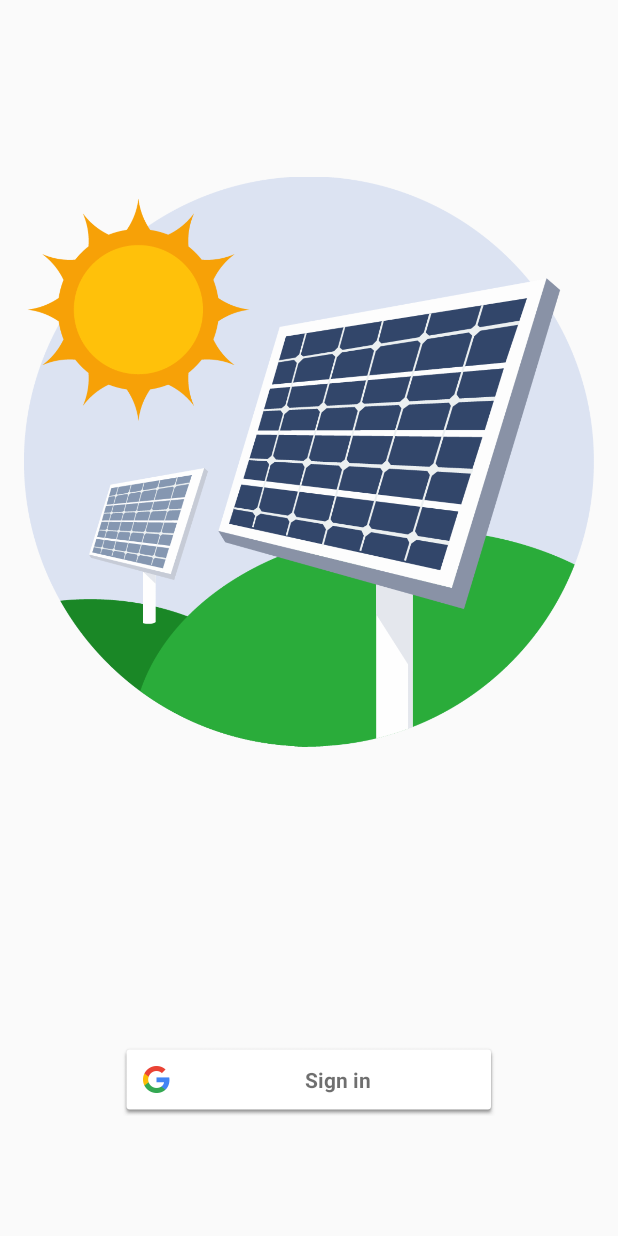
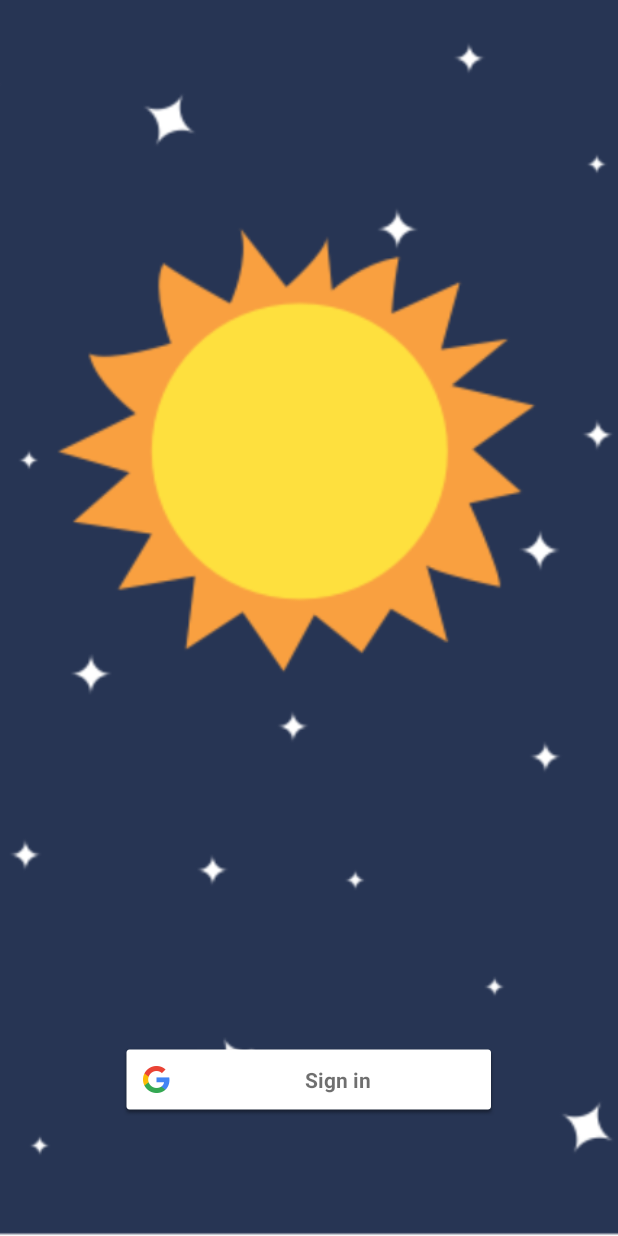
Before and after one commit to abdelrahman-osama/Solarify, an Android app: the layout activity_main.xml on its own in the app's theme, with its tools: preview values and no code run, on a phone screen of 412 x 824 dp. Run offline under Robolectric (Android 15) with nearby library versions, the light colour scheme and no system bars.

Commit message:
xml edits

```diff
--- a/app/build.gradle
+++ b/app/build.gradle
@@ -12,6 +12,7 @@ android {
         targetSdkVersion 25
         versionCode 1
         versionName "1.0"
+        multiDexEnabled true
         testInstrumentationRunner "android.support.test.runner.AndroidJUnitRunner"
     }
     buildTypes {
--- a/app/src/main/AndroidManifest.xml
+++ b/app/src/main/AndroidManifest.xml
@@ -17,7 +17,8 @@
                 <category android:name="android.intent.category.LAUNCHER" />
             </intent-filter>
         </activity>
-        <activity android:name=".MainActivity" />
+        <activity android:name=".MainActivity"
+            android:theme="@android:style/Theme.NoTitleBar.Fullscreen"/>
         <activity android:name=".PanelInquiry"></activity>
     </application>
 
--- a/app/src/main/res/drawable/toggle_selector.xml
+++ /dev/null
@@ -1,5 +0,0 @@
-<?xml version="1.0" encoding="utf-8"?>
-<selector xmlns:android="http://schemas.android.com/apk/res/android">
-    <item android:drawable="@drawable/ic_favorite_black" android:state_checked="true"/>
-    <item android:drawable="@drawable/ic_favorite_border_black" android:state_checked="false"/>
-</selector>
--- a/app/src/main/res/layout/activity_main.xml
+++ b/app/src/main/res/layout/activity_main.xml
@@ -9,10 +9,9 @@
     <ImageView
         android:id="@+id/icon"
         android:layout_width="match_parent"
-        android:layout_height="wrap_content"
-        android:layout_margin="16dp"
-        android:src="@drawable/background"
-        android:layout_above="@+id/sign_in"
+        android:layout_height="match_parent"
+        android:src="@drawable/bg"
+        android:scaleType="centerCrop"
         />
 
     <RelativeLayout
```
Also changed, not shown: app/src/main/res/drawable/bg.png (added).
